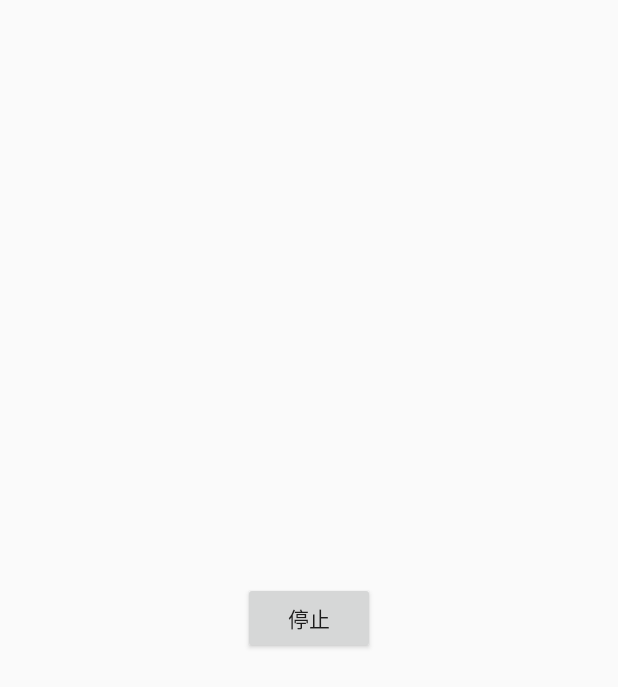
After one commit to Justysxh/AreaMonitor, an Android app: the NotifyActivity screen opened directly, with no data from a screen before it, on a phone screen of 412 x 824 dp. The commit adds this screen. Shown: the top 687 px of the screen. Run offline under Robolectric (Android 15) with nearby library versions, the phone set to English and light mode, and no system bars.

Commit message:
完成基本功能, 自动启动, 并保活未完成

```diff
--- /dev/null
+++ b/app/src/main/java/com/sxhsoft/leave/NotifyActivity.java
@@ -0,0 +1,48 @@
+package com.sxhsoft.leave;
+
+import android.content.Context;
+import android.media.MediaPlayer;
+import android.media.RingtoneManager;
+import android.os.Vibrator;
+import android.support.v7.app.AppCompatActivity;
+import android.os.Bundle;
+import android.view.View;
+
+public class NotifyActivity extends AppCompatActivity
+{
+
+    MediaPlayer mMediaPlayer;
+    Vibrator mVibrator;
+    @Override
+    protected void onCreate(Bundle savedInstanceState)
+    {
+        super.onCreate(savedInstanceState);
+        setContentView(R.layout.activity_notify);
+        setTitle("通知");
+
+        findViewById(R.id.stop).setOnClickListener(new View.OnClickListener()
+        {
+            @Override
+            public void onClick(View v)
+            {
+                finish();
+            }
+        });
+
+        mMediaPlayer = MediaPlayer.create(this, RingtoneManager.getDefaultUri(RingtoneManager.TYPE_ALARM));
+        mMediaPlayer.setLooping(true);
+        mMediaPlayer.start();
+
+        mVibrator = (Vibrator) getSystemService(Context.VIBRATOR_SERVICE);
+        mVibrator.vibrate(new long[]{200,300},0);
+        //*/
+    }
+
+    @Override
+    protected void onPause()
+    {
+        super.onPause();
+        mMediaPlayer.stop();
+        mVibrator.cancel();
+    }
+}
--- a/app/src/main/res/layout/activity_main.xml
+++ b/app/src/main/res/layout/activity_main.xml
@@ -6,6 +6,7 @@
     android:layout_height="match_parent"
     android:layout_margin="15dp"
     android:orientation="vertical"
+    android:background="#F00"
     tools:context="com.sxhsoft.leave.MainActivity">
     <LinearLayout
         android:gravity="center_vertical"
--- /dev/null
+++ b/app/src/main/res/layout/activity_notify.xml
@@ -0,0 +1,19 @@
+<?xml version="1.0" encoding="utf-8"?>
+<RelativeLayout
+    xmlns:android="http://schemas.android.com/apk/res/android"
+    xmlns:tools="http://schemas.android.com/tools"
+    android:layout_width="match_parent"
+    android:layout_height="match_parent"
+    android:paddingBottom="@dimen/activity_vertical_margin"
+    android:paddingLeft="@dimen/activity_horizontal_margin"
+    android:paddingRight="@dimen/activity_horizontal_margin"
+    android:paddingTop="@dimen/activity_vertical_margin"
+    tools:context="com.sxhsoft.leave.NotifyActivity">
+    <Button
+        android:id="@+id/stop"
+        android:text="停止"
+        android:layout_centerInParent="true"
+        android:layout_width="wrap_content"
+        android:layout_height="wrap_content"/>
+
+</RelativeLayout>
--- a/app/src/main/res/values/styles.xml
+++ b/app/src/main/res/values/styles.xml
@@ -1,7 +1,7 @@
 <resources>
 
     <!-- Base application theme. -->
-    <style name="AppTheme" parent="Theme.AppCompat.Light.DarkActionBar">
+    <style name="AppTheme" parent="Theme.AppCompat.Light.NoActionBar">
         <!-- Customize your theme here. -->
         <item name="colorPrimary">@color/colorPrimary</item>
         <item name="colorPrimaryDark">@color/colorPrimaryDark</item>
```
Also changed, not shown: app/src/main/AndroidManifest.xml (+22 -0 lines), app/src/main/java/com/sxhsoft/leave/BootBroadcastReceiver.java (added, +21 -0 lines), app/src/main/java/com/sxhsoft/leave/MainActivity.java (+45 -3 lines), app/src/main/java/com/sxhsoft/leave/MonitorService.java (added, +68 -0 lines), app/src/main/java/com/sxhsoft/leave/tool/MobileTool.java (added, +95 -0 lines), app/src/main/java/com/sxhsoft/leave/tool/WifiTool.java (+50 -16 lines).
